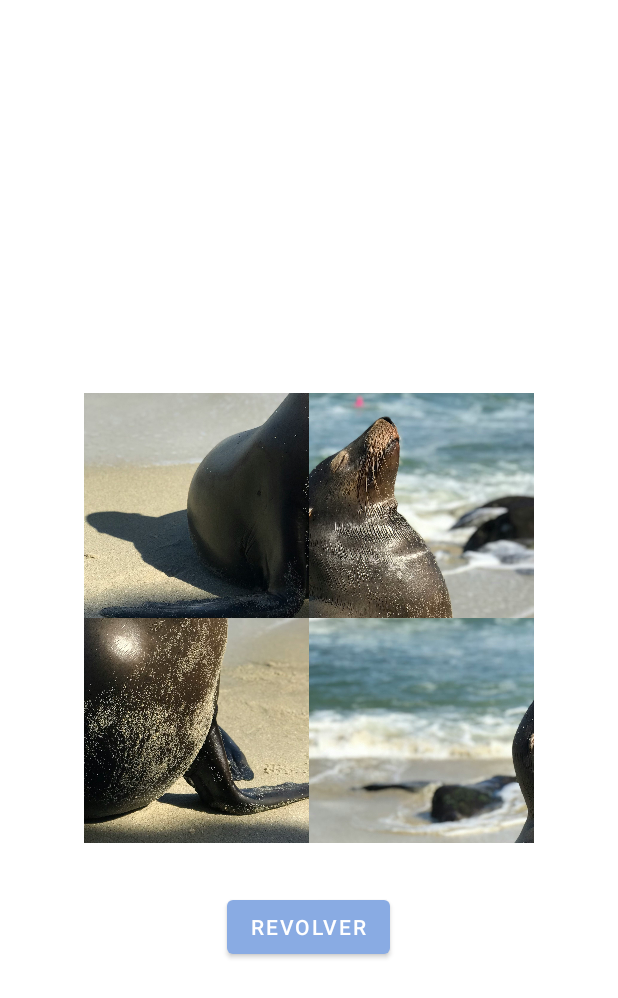
After one commit to Isa2604/Lab.DisMov, an Android app: the Rompecabezas screen opened directly, with no data from a screen before it, on a phone screen of 412 x 824 dp. The commit adds this screen. Shown: the top 998 px of the screen. Run offline under Robolectric (Android 15) with nearby library versions, the phone set to English and light mode, and no system bars.

Commit message:
Nueva clase rompecabezas y sonidos añadidos

```diff
--- a/app/src/main/AndroidManifest.xml
+++ b/app/src/main/AndroidManifest.xml
@@ -14,6 +14,7 @@
         tools:targetApi="31">
         <activity android:name=".Animals"/>
         <activity android:name=".CatBounce"/>
+        <activity android:name=".Rompecabezas"/>
         <activity
             android:name=".Piano"
             android:screenOrientation="landscape"
--- /dev/null
+++ b/app/src/main/java/com/example/playground/Rompecabezas.java
@@ -0,0 +1,144 @@
+package com.example.playground;
+
+import android.content.ClipData;
+import android.content.ClipDescription;
+import android.graphics.drawable.Drawable;
+import android.os.Bundle;
+import android.view.DragEvent;
+import android.view.MotionEvent;
+import android.view.View;
+import android.view.ViewGroup;
+import android.widget.ImageView;
+import android.widget.RelativeLayout;
+import android.widget.Toast;
+
+import androidx.appcompat.app.AppCompatActivity;
+
+import java.util.Arrays;
+import java.util.Random;
+
+public class Rompecabezas extends AppCompatActivity implements View.OnTouchListener, View.OnDragListener {
+
+    private ImageView[] pieces;
+    private int[] originalOrder = {R.drawable.piece1, R.drawable.piece2, R.drawable.piece3, R.drawable.piece4};
+    private int[] currentOrder = {R.drawable.piece3, R.drawable.piece2, R.drawable.piece4, R.drawable.piece1};
+    private ImageView draggedPiece;
+    @Override
+    protected void onCreate(Bundle savedInstanceState) {
+        super.onCreate(savedInstanceState);
+        setContentView(R.layout.rompecabezas);
+        getSupportActionBar().hide();
+
+
+        pieces = new ImageView[4];
+        pieces[0] = findViewById(R.id.piece1);
+        pieces[1] = findViewById(R.id.piece2);
+        pieces[2] = findViewById(R.id.piece3);
+        pieces[3] = findViewById(R.id.piece4);
+
+        updatePieces();
+
+        // Configurar el listener de arrastre para cada ImageView
+        for (ImageView piece : pieces) {
+            piece.setOnTouchListener(new PieceTouchListener());
+            piece.setOnDragListener(this);
+        }
+
+        findViewById(R.id.shuffleButton).setOnClickListener(new View.OnClickListener() {
+            @Override
+            public void onClick(View v) {
+                shufflePieces();
+            }
+        });
+    }
+
+    @Override
+    public boolean onTouch(View v, MotionEvent event) {
+        return false;
+    }
+
+    private class PieceTouchListener implements View.OnTouchListener {
+        @Override
+        public boolean onTouch(View v, MotionEvent event) {
+            if (event.getAction() == MotionEvent.ACTION_DOWN) {
+                // Iniciar el arrastre
+                ClipData data = ClipData.newPlainText("", "");
+                View.DragShadowBuilder shadowBuilder = new View.DragShadowBuilder(v);
+                v.startDragAndDrop(data, shadowBuilder, v, 0);
+                return true;
+            }
+            return false;
+        }
+    }
+
+    @Override
+    public boolean onDrag(View v, DragEvent event) {
+        int action = event.getAction();
+        switch (action) {
+            case DragEvent.ACTION_DRAG_STARTED:
+                if (event.getClipDescription() != null && event.getClipDescription().hasMimeType(ClipDescription.MIMETYPE_TEXT_PLAIN)) {
+                    return true;
+                } else {
+                    return false;
+                }
+            case DragEvent.ACTION_DRAG_ENTERED:
+                v.setBackgroundColor(getResources().getColor(android.R.color.darker_gray));
+                return true;
+            case DragEvent.ACTION_DRAG_LOCATION:
+                return true;
+            case DragEvent.ACTION_DRAG_EXITED:
+                v.setBackgroundColor(getResources().getColor(android.R.color.transparent));
+                return true;
+            case DragEvent.ACTION_DROP:
+                // Obtener la pieza que se soltó y la que estaba siendo arrastrada
+                ImageView droppedPiece = (ImageView) v;
+                ImageView draggedPieceView = (ImageView) event.getLocalState();
+
+                // Intercambiar las imágenes
+                Drawable tempDrawable = droppedPiece.getDrawable();
+                droppedPiece.setImageDrawable(draggedPieceView.getDrawable());
+                draggedPieceView.setImageDrawable(tempDrawable);
+
+                // Restablecer el color de fondo de la vista donde se soltó la pieza
+                v.setBackgroundColor(getResources().getColor(android.R.color.transparent));
+
+                return true;
+            case DragEvent.ACTION_DRAG_ENDED:
+                v.setBackgroundColor(getResources().getColor(android.R.color.transparent));
+                return true;
+            default:
+                return false;
+        }
+    }
+    private boolean isPuzzleSolved() {
+        return currentOrder[0] == originalOrder[0] &&  // Verificar la posición de la pieza 1
+                currentOrder[1] == originalOrder[1] &&  // Verificar la posición de la pieza 2
+                currentOrder[2] == originalOrder[2] &&  // Verificar la posición de la pieza 3
+                currentOrder[3] == originalOrder[3];    // Verificar la posición de la pieza 4
+    }
+    private void updatePieces() {
+        for (int i = 0; i < pieces.length; i++) {
+            pieces[i].setImageResource(currentOrder[i]);
+        }
+
+        if (isPuzzleSolved()) {
+            Toast.makeText(this, "¡Felicidades! Has completado el rompecabezas.", Toast.LENGTH_SHORT).show();
+        }
+    }
+
+
+
+    private void shufflePieces() {
+        Random random = new Random();
+
+        for (int i = currentOrder.length - 1; i > 0; i--) {
+            int index = random.nextInt(i + 1);
+            int temp = currentOrder[index];
+            currentOrder[index] = currentOrder[i];
+            currentOrder[i] = temp;
+        }
+
+        updatePieces();
+    }
+
+}
--- a/app/src/main/java/com/example/playground/ui/home/HomeFragment.java
+++ b/app/src/main/java/com/example/playground/ui/home/HomeFragment.java
@@ -18,6 +18,7 @@ import androidx.lifecycle.ViewModelProvider;
 import com.example.playground.Animals;
 import com.example.playground.Piano;
 import com.example.playground.R;
+import com.example.playground.Rompecabezas;
 import com.example.playground.databinding.FragmentHomeBinding;
 import com.example.playground.CatBounce;
 
@@ -103,7 +104,8 @@ public class HomeFragment extends Fragment {
             @Override
             public void onClick(View v) {
                 // Acción a realizar al hacer clic en el botón
-                //AQUI AGREGAR DANIEL
+                Intent intent = new Intent(getActivity(), Rompecabezas.class);
+                startActivity(intent);
             }
         });
         button7.setOnClickListener(new View.OnClickListener() {
--- /dev/null
+++ b/app/src/main/res/layout/rompecabezas.xml
@@ -0,0 +1,66 @@
+<?xml version="1.0" encoding="utf-8"?>
+<RelativeLayout xmlns:android="http://schemas.android.com/apk/res/android"
+    xmlns:tools="http://schemas.android.com/tools"
+    android:layout_width="match_parent"
+    android:layout_height="match_parent"
+    android:padding="16dp"
+    tools:context=".MainActivity">
+
+    <RelativeLayout
+        android:id="@+id/puzzleLayout"
+        android:layout_width="wrap_content"
+        android:layout_height="wrap_content"
+        android:layout_centerInParent="true">
+
+        <!-- Aquí van las cuatro piezas del rompecabezas -->
+
+        <ImageView
+            android:id="@+id/piece1"
+            android:layout_width="150dp"
+            android:layout_height="150dp"
+            android:layout_alignParentStart="true"
+            android:layout_alignParentTop="true"
+
+
+            android:contentDescription="@string/piece1"
+            android:src="@drawable/piece1" />
+
+        <ImageView
+            android:id="@+id/piece2"
+            android:layout_width="150dp"
+            android:layout_height="150dp"
+            android:layout_alignTop="@id/piece1"
+            android:layout_toEndOf="@id/piece1"
+            android:contentDescription="@string/piece2"
+            android:src="@drawable/piece2" />
+
+        <ImageView
+            android:id="@+id/piece3"
+            android:layout_width="150dp"
+            android:layout_height="150dp"
+            android:layout_below="@+id/piece1"
+            android:layout_alignStart="@id/piece1"
+            android:contentDescription="@string/piece3"
+            android:src="@drawable/piece3" />
+
+        <ImageView
+            android:id="@+id/piece4"
+            android:layout_width="150dp"
+            android:layout_height="150dp"
+            android:layout_alignTop="@id/piece3"
+            android:layout_toEndOf="@id/piece3"
+            android:contentDescription="@string/piece4"
+            android:src="@drawable/piece4" />
+
+    </RelativeLayout>
+
+    <Button
+        android:id="@+id/shuffleButton"
+        android:layout_width="wrap_content"
+        android:layout_height="wrap_content"
+        android:layout_below="@id/puzzleLayout"
+        android:layout_centerHorizontal="true"
+        android:layout_marginTop="32dp"
+        android:text="Revolver" />
+
+</RelativeLayout>
--- a/app/src/main/res/values/strings.xml
+++ b/app/src/main/res/values/strings.xml
@@ -16,4 +16,8 @@
     <string name="sonido_animals">Sonido Animals</string>
     <string name="configurracion">"¡Bienvenido a nuestra aplicación didáctica para niños!"</string>
     <string name="configurraciona">Esta aplicación ha sido diseñada para que los niños de entre 2 a 5 años disfruten aprendiendo a través de una variedad de juegos interactivos y educativos.</string>
+    <string name="piece1" />
+    <string name="piece2" />
+    <string name="piece3" />
+    <string name="piece4" />
 </resources>
```
Also changed, not shown: app/src/main/java/com/example/playground/CatBounce.java (+27 -8 lines), app/src/main/res/drawable/piece1.jpg (added), app/src/main/res/drawable/piece2.jpg (added), app/src/main/res/drawable/piece3.jpg (added), app/src/main/res/drawable/piece4.jpg (added), 2 other files.
